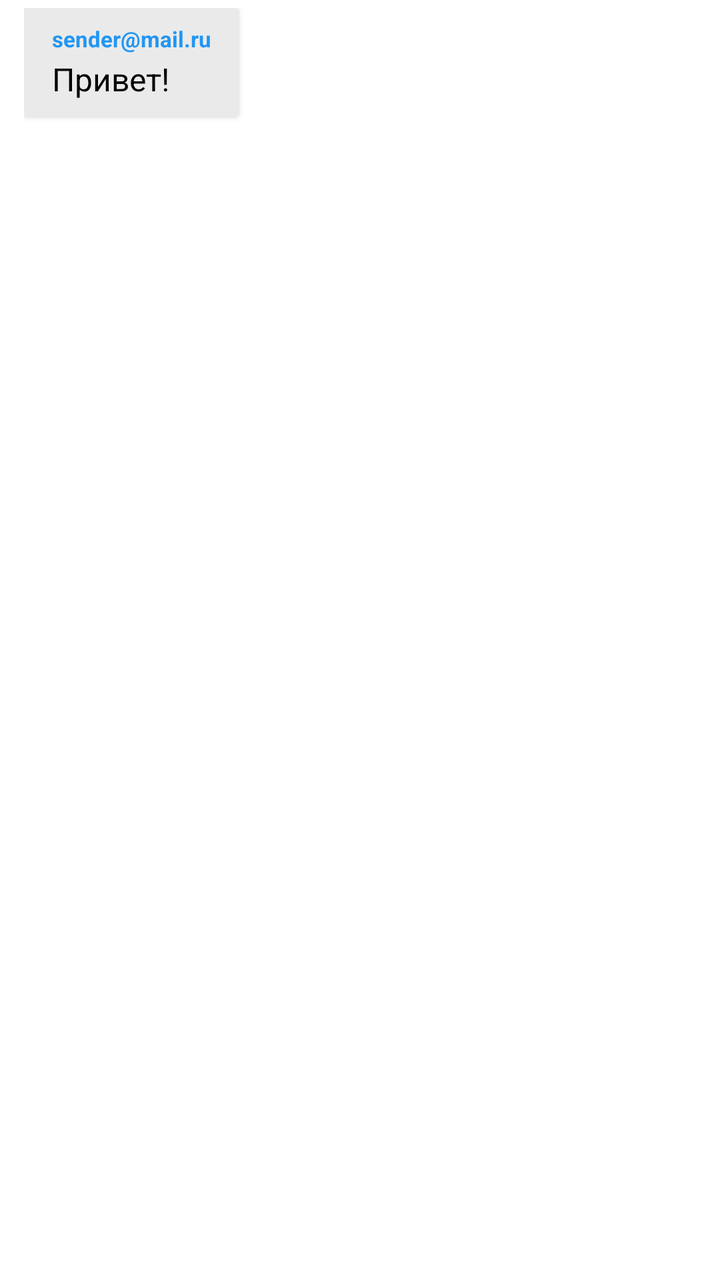
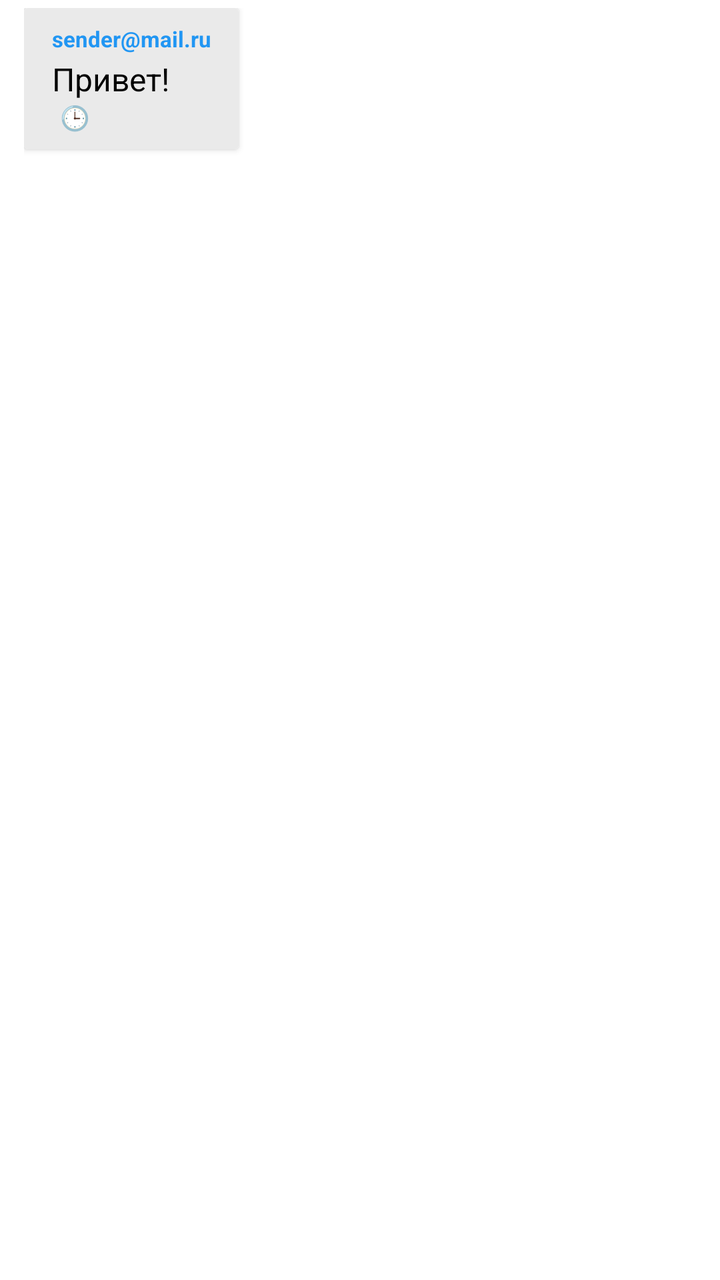

The first picture is an Android layout as it rendered before a commit; the second is the same layout after the commit. The layout source and the unified diff follow.
<!-- AndroidManifest.xml: application theme Theme.MailLis -->
<!-- res/layout/item_message.xml -->
<?xml version="1.0" encoding="utf-8"?>
<RelativeLayout
    xmlns:android="http://schemas.android.com/apk/res/android"
    xmlns:app="http://android.com"
    android:layout_width="match_parent"
    android:layout_height="wrap_content"
    android:paddingHorizontal="12dp"
    android:paddingVertical="4dp">

    
    <androidx.cardview.widget.CardView
        android:id="@+id/cardMessage"
        android:layout_width="wrap_content"
        android:layout_height="wrap_content"
        app:cardCornerRadius="16dp"
        app:cardElevation="1dp"
        android:layout_alignParentStart="true"> 

        <LinearLayout
            android:id="@+id/layoutMessageBackground"
            android:layout_width="wrap_content"
            android:layout_height="wrap_content"
            android:orientation="vertical"
            android:paddingHorizontal="14dp"
            android:paddingVertical="8dp"
            android:background="#EAEAEA"> 

            
            <TextView
                android:id="@+id/textViewSender"
                android:layout_width="wrap_content"
                android:layout_height="wrap_content"
                android:text="sender@mail.ru"
                android:textColor="#2196F3"
                android:textSize="11sp"
                android:textStyle="bold" />

            
            <TextView
                android:id="@+id/textViewMessageText"
                android:layout_width="wrap_content"
                android:layout_height="wrap_content"
                android:layout_marginTop="2dp"
                android:text="Привет!"
                android:textColor="#000000"
                android:textSize="16sp" />
        </LinearLayout>
    </androidx.cardview.widget.CardView>
</RelativeLayout>
<!-- resources referenced by this layout -->
<resources>
  <style name="Theme.MailLis" parent="Theme.MaterialComponents.Light.DarkActionBar">
          
          <item name="colorPrimary">#2196F3</item>
          <item name="colorPrimaryVariant">#1976D2</item>
          <item name="colorOnPrimary">#FFFFFF</item>
          <item name="android:windowBackground">#FFFFFF</item>
          
          <item name="android:windowLightStatusBar">true</item>
      </style>
</resources>

<!-- the commit's change to res/layout/item_message.xml (unified diff, before → after) -->
@@ -44,6 +44,17 @@
                 android:text="Привет!"
                 android:textColor="#000000"
                 android:textSize="16sp" />
+
+            
+            <TextView
+                android:id="@+id/textViewMessageStatus"
+                android:layout_width="wrap_content"
+                android:layout_height="wrap_content"
+                android:layout_marginStart="4dp"
+                android:text="🕒"
+                android:textColor="#FFFFFF"
+                android:textSize="12sp"
+                android:textStyle="bold" />
         </LinearLayout>
     </androidx.cardview.widget.CardView>
 </RelativeLayout>
